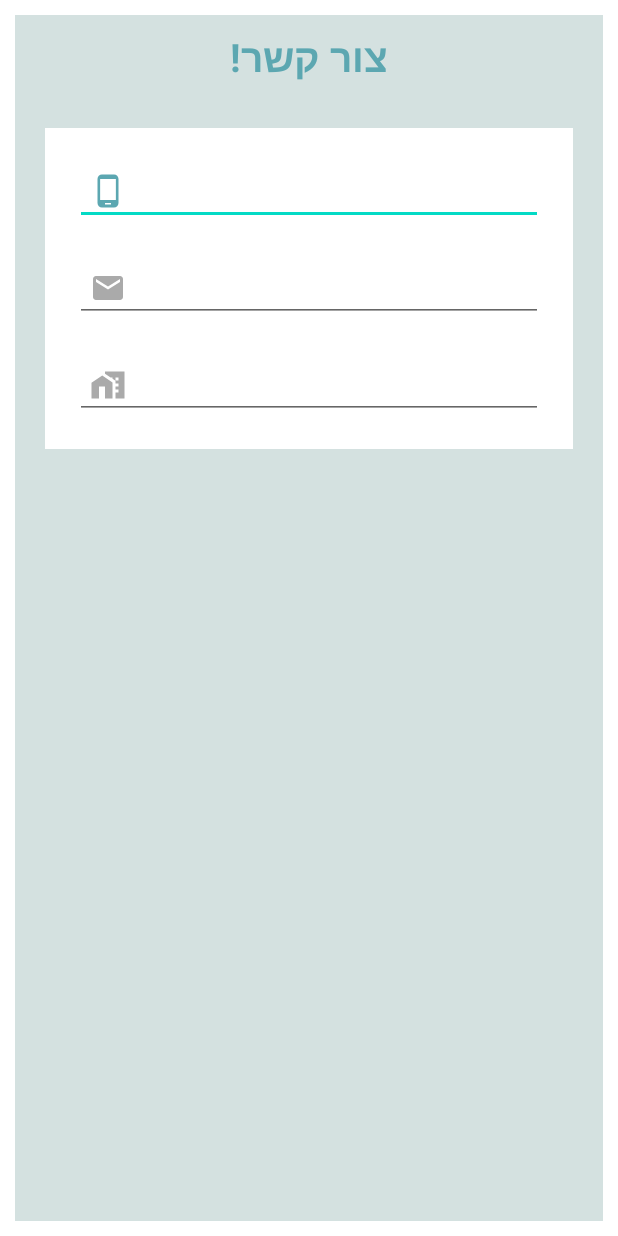
After one commit to GayaGorodecki/HaircutScheduling_AndroidStudio_Java, an Android app: the layout fragment_contact_us.xml on its own in the app's theme, with its tools: preview values and no code run, on a phone screen of 412 x 824 dp. The commit adds this screen. Run offline under Robolectric (Android 15) with nearby library versions, the phone set to English and light mode, and no system bars.

Commit message:
add contactUs fragment

```diff
--- /dev/null
+++ b/app/src/main/res/drawable/address.xml
@@ -0,0 +1,12 @@
+<vector xmlns:android="http://schemas.android.com/apk/res/android"
+    android:width="24dp"
+    android:height="24dp"
+    android:viewportWidth="24"
+    android:viewportHeight="24">
+  <path
+      android:fillColor="@android:color/darker_gray"
+      android:pathData="M8.17,5.7L1,10.48V21h5v-8h4v8h5V10.25z"/>
+  <path
+      android:fillColor="@android:color/darker_gray"
+      android:pathData="M10,3v1.51l2,1.33L13.73,7L15,7v0.85l2,1.34L17,11h2v2h-2v2h2v2h-2v4h6L23,3L10,3zM19,9h-2L17,7h2v2z"/>
+</vector>
--- /dev/null
+++ b/app/src/main/res/drawable/address_design.xml
@@ -0,0 +1,6 @@
+<?xml version="1.0" encoding="utf-8"?>
+<selector xmlns:android="http://schemas.android.com/apk/res/android">
+
+    <item android:drawable="@drawable/address"/>
+
+</selector>
--- /dev/null
+++ b/app/src/main/res/layout/fragment_contact_us.xml
@@ -0,0 +1,74 @@
+<?xml version="1.0" encoding="utf-8"?>
+<LinearLayout xmlns:android="http://schemas.android.com/apk/res/android"
+    xmlns:tools="http://schemas.android.com/tools"
+    android:layout_width="match_parent"
+    android:layout_height="match_parent"
+    android:orientation="vertical"
+    android:background="#D4E1E0"
+    android:layout_margin="10dp"
+    tools:context=".fragments.ContactUsFragment" >
+
+    <TextView
+        android:id="@+id/textViewContactUsTitle"
+        android:layout_width="match_parent"
+        android:layout_height="wrap_content"
+        android:gravity="center"
+        android:layout_margin="10dp"
+        android:text="צור קשר!"
+        android:textColor="#5CA7B1"
+        android:textSize="26sp"
+        android:textStyle="bold" />
+
+    <LinearLayout
+        android:layout_width="match_parent"
+        android:layout_height="wrap_content"
+        android:layout_margin="20dp"
+        android:padding="10dp"
+        android:background="@color/design_default_color_background"
+        android:orientation="vertical">
+
+        <EditText
+            android:id="@+id/editTextContactPhone"
+            android:layout_width="match_parent"
+            android:layout_height="wrap_content"
+            android:layout_gravity="center"
+            android:layout_margin="10dp"
+            android:drawableStart="@drawable/phone_design"
+            android:drawableLeft="@drawable/phone_design"
+            android:drawablePadding="10dp"
+            android:ems="10"
+            android:gravity="right"
+            android:inputType="phone"
+            android:padding="10dp" />
+
+        <EditText
+            android:id="@+id/editTextContactEmailAddress"
+            android:layout_width="match_parent"
+            android:layout_height="wrap_content"
+            android:layout_gravity="center"
+            android:layout_margin="10dp"
+            android:drawableStart="@drawable/email_design"
+            android:drawableLeft="@drawable/email_design"
+            android:drawablePadding="10dp"
+            android:ems="10"
+            android:gravity="right"
+            android:inputType="textEmailAddress"
+            android:padding="10dp" />
+
+        <EditText
+            android:id="@+id/editTextContactAddress"
+            android:layout_width="match_parent"
+            android:layout_height="wrap_content"
+            android:layout_gravity="center"
+            android:layout_margin="10dp"
+            android:drawableStart="@drawable/address_design"
+            android:drawableLeft="@drawable/address_design"
+            android:drawablePadding="10dp"
+            android:ems="10"
+            android:gravity="right"
+            android:inputType="textPostalAddress"
+            android:padding="10dp" />
+
+    </LinearLayout>
+
+</LinearLayout>
```
Also changed, not shown: app/src/main/java/com/example/haircutscheduling/fragments/AdminFragment.java (+9 -0 lines), app/src/main/java/com/example/haircutscheduling/fragments/ContactUsFragment.java (added, +66 -0 lines), app/src/main/java/com/example/haircutscheduling/fragments/EditAdminContactDetailsFragment.java (added, +116 -0 lines), app/src/main/java/com/example/haircutscheduling/fragments/MainFragment.java (+9 -0 lines), app/src/main/res/layout/fragment_edit_admin_contact_details.xml (added, +99 -0 lines).
